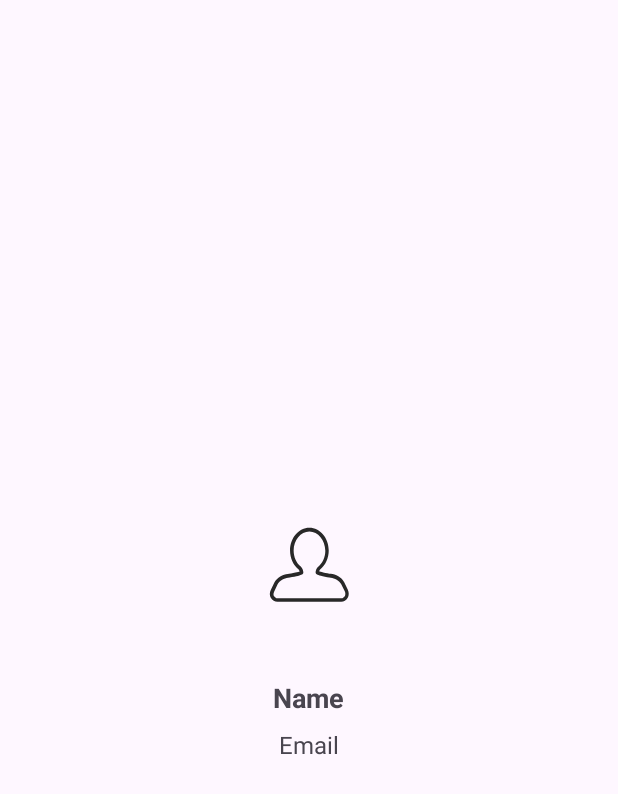
After one commit to Eredith/SportsBooking1, an Android app: the layout activity_profile.xml on its own in the app's theme, with its tools: preview values and no code run, on a phone screen of 412 x 824 dp. The commit adds this screen. Shown: the top 794 px of the screen. Run offline under Robolectric (Android 15) with nearby library versions, the phone set to English and light mode, and no system bars.

Commit message:
account aman ciks

```diff
--- a/app/build.gradle.kts
+++ b/app/build.gradle.kts
@@ -67,4 +67,6 @@ dependencies {
     implementation ("androidx.recyclerview:recyclerview:1.2.1")
     implementation ("com.google.firebase:firebase-auth:21.0.1")
 
+
+
 }
--- a/app/src/main/AndroidManifest.xml
+++ b/app/src/main/AndroidManifest.xml
@@ -29,7 +29,9 @@
         <activity android:name=".detaillapangan.DetailLapanganActivity"/>
         <activity android:name=".detailpembayaran.DetailPembayaranActivity" />
         <activity android:name=".detaillapangan.DetailLapanganJam" />
+        <activity android:name=".profile.ProfileActivity" />
         <activity android:name=".booking.BookingActivity"
+
 
 
         android:exported="true">
--- /dev/null
+++ b/app/src/main/res/drawable/default_profile.xml
@@ -0,0 +1,9 @@
+<vector xmlns:android="http://schemas.android.com/apk/res/android"
+    android:width="200dp"
+    android:height="200dp"
+    android:viewportWidth="200"
+    android:viewportHeight="200">
+  <path
+      android:pathData="M135.83,140.85h-70.9c-2.9,0 -5.6,-1.6 -7.4,-4.5c-1.4,-2.3 -1.4,-5.7 0,-8.6l4,-8.2c2.8,-5.6 9.7,-9.1 14.9,-9.5c1.7,-0.1 5.1,-0.8 8.5,-1.6c2.5,-0.6 3.9,-1 4.7,-1.3c-0.2,-0.7 -0.6,-1.5 -1.1,-2.2c-6,-4.7 -9.6,-12.6 -9.6,-21.1c0,-14 9.6,-25.3 21.5,-25.3c11.9,0 21.5,11.4 21.5,25.3c0,8.5 -3.6,16.4 -9.6,21.1c-0.5,0.7 -0.9,1.4 -1.1,2.1c0.8,0.3 2.2,0.7 4.6,1.3c3,0.7 6.6,1.3 8.4,1.5c5.3,0.5 12.1,3.8 14.9,9.4l3.9,7.9c1.5,3 1.5,6.8 0,9.1C141.43,139.15 138.63,140.85 135.83,140.85zM100.43,62.65c-9.7,0 -17.5,9.6 -17.5,21.3c0,7.4 3.1,14.1 8.2,18.1c0.1,0.1 0.3,0.2 0.4,0.4c1.4,1.8 2.2,3.8 2.2,5.9c0,0.6 -0.2,1.2 -0.7,1.6c-0.4,0.3 -1.4,1.2 -7.2,2.6c-2.7,0.6 -6.8,1.4 -9.1,1.6c-4.1,0.4 -9.6,3.2 -11.6,7.3l-3.9,8.2c-0.8,1.7 -0.9,3.7 -0.2,4.8c0.8,1.3 2.3,2.6 4,2.6h70.9c1.7,0 3.2,-1.3 4,-2.6c0.6,-1 0.7,-3.4 -0.2,-5.2l-3.9,-7.9c-2,-4 -7.5,-6.8 -11.6,-7.2c-2,-0.2 -5.8,-0.8 -9,-1.6c-5.8,-1.4 -6.8,-2.3 -7.2,-2.5c-0.4,-0.4 -0.7,-1 -0.7,-1.6c0,-2.1 0.8,-4.1 2.2,-5.9c0.1,-0.1 0.2,-0.3 0.4,-0.4c5.1,-3.9 8.2,-10.7 8.2,-18C117.93,72.25 110.13,62.65 100.43,62.65z"
+      android:fillColor="#282828"/>
+</vector>
--- /dev/null
+++ b/app/src/main/res/layout/activity_profile.xml
@@ -0,0 +1,39 @@
+<?xml version="1.0" encoding="utf-8"?>
+<LinearLayout xmlns:android="http://schemas.android.com/apk/res/android"
+    android:layout_width="match_parent"
+    android:layout_height="match_parent"
+    android:orientation="vertical"
+    android:padding="16dp"
+    android:gravity="center">
+
+    <!-- Profile Image -->
+    <ImageView
+        android:id="@+id/profileImageView"
+        android:layout_width="120dp"
+        android:layout_height="120dp"
+        android:layout_marginBottom="16dp"
+        android:src="@drawable/default_profile"
+        android:contentDescription="Profile Image"
+        android:layout_gravity="center"/>
+
+    <!-- Name Text -->
+    <TextView
+        android:id="@+id/nameTextView"
+        android:layout_width="wrap_content"
+        android:layout_height="wrap_content"
+        android:text="Name"
+        android:textSize="18sp"
+        android:textStyle="bold"
+        android:layout_marginBottom="8dp"
+        android:layout_gravity="center"/>
+
+    <!-- Email Text -->
+    <TextView
+        android:id="@+id/emailTextView"
+        android:layout_width="wrap_content"
+        android:layout_height="wrap_content"
+        android:text="Email"
+        android:textSize="16sp"
+        android:layout_gravity="center"/>
+
+</LinearLayout>
```
Also changed, not shown: app/src/main/java/com/example/sportsbooking/MainActivity.kt (+60 -52 lines), app/src/main/java/com/example/sportsbooking/profile/ProfileActivity.kt (added, +55 -0 lines), app/src/main/java/com/example/sportsbooking/profile/ProfileFragment.kt (added, +63 -0 lines), app/src/main/res/layout/fragment_profile_auth.xml (added, +33 -0 lines).
